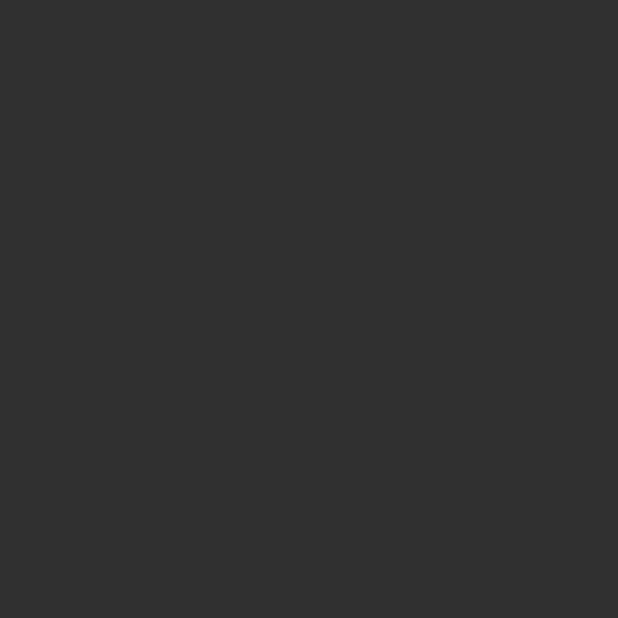
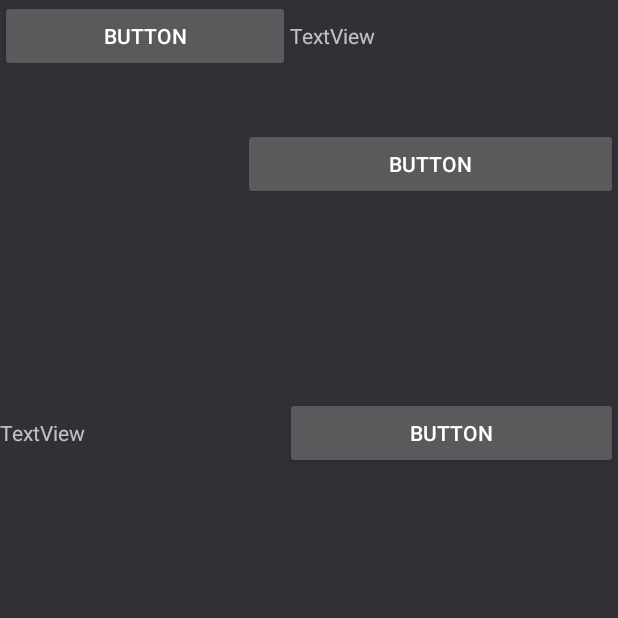
Before and after one commit to rstadler6/ProximityChat, an Android app: the ProfileSettingsActivity screen opened directly, with no data from a screen before it, on a phone screen of 412 x 824 dp, the top half of it. Before the commit the part shown is empty. Run offline under Robolectric (Android 15) with nearby library versions, the phone set to English and light mode, and no system bars.

Commit message:
profile settings basic layout

```diff
--- a/app/src/main/res/layout/activity_profile_settings.xml
+++ b/app/src/main/res/layout/activity_profile_settings.xml
@@ -4,6 +4,72 @@
     xmlns:tools="http://schemas.android.com/tools"
     android:layout_width="match_parent"
     android:layout_height="match_parent"
+    android:background="#2F3136"
     tools:context=".ProfileSettingsActivity">
 
+    <LinearLayout
+        android:layout_width="match_parent"
+        android:layout_height="match_parent"
+        android:orientation="vertical">
+
+        <LinearLayout
+            android:layout_width="match_parent"
+            android:layout_height="85dp"
+            android:orientation="horizontal">
+
+            <Button
+                android:id="@+id/button"
+                android:layout_width="32dp"
+                android:layout_height="wrap_content"
+                android:layout_weight="1"
+                android:text="Button" />
+
+            <TextView
+                android:id="@+id/textView4"
+                android:layout_width="wrap_content"
+                android:layout_height="wrap_content"
+                android:layout_weight="1"
+                android:text="TextView" />
+        </LinearLayout>
+
+        <LinearLayout
+            android:layout_width="match_parent"
+            android:layout_height="179dp"
+            android:orientation="horizontal">
+
+            <ImageView
+                android:id="@+id/imageView2"
+                android:layout_width="wrap_content"
+                android:layout_height="wrap_content"
+                android:layout_weight="1"
+                tools:srcCompat="@tools:sample/avatars" />
+
+            <Button
+                android:id="@+id/button3"
+                android:layout_width="wrap_content"
+                android:layout_height="wrap_content"
+                android:layout_weight="1"
+                android:text="Button" />
+        </LinearLayout>
+
+        <LinearLayout
+            android:layout_width="match_parent"
+            android:layout_height="355dp"
+            android:orientation="horizontal">
+
+            <TextView
+                android:id="@+id/textView5"
+                android:layout_width="wrap_content"
+                android:layout_height="wrap_content"
+                android:layout_weight="1"
+                android:text="TextView" />
+
+            <Button
+                android:id="@+id/button2"
+                android:layout_width="wrap_content"
+                android:layout_height="wrap_content"
+                android:layout_weight="1"
+                android:text="Button" />
+        </LinearLayout>
+    </LinearLayout>
 </androidx.constraintlayout.widget.ConstraintLayout>
```
